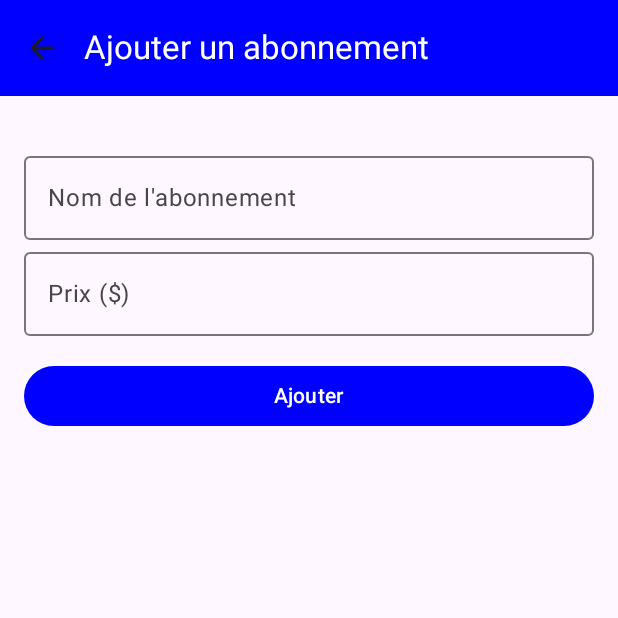
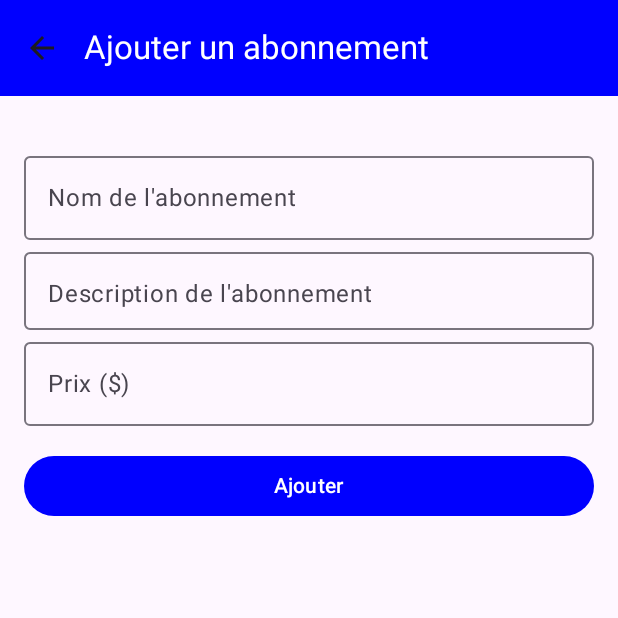
Before and after one commit to GaelNsabua/GYM-MANAGEMENT-APP, an Android app built with Jetpack Compose: the AddSubscriptionScreen screen opened through its navigation route, on a phone screen of 412 x 824 dp, the top half of it. Run offline under Robolectric (Android 15) with nearby library versions, the phone set to English and light mode, and no system bars; our stand-ins replace Room's generated code.

Commit message:
Updates 06/03 === Modification model

```diff
--- a/app/src/main/java/com/example/gym_management_app/data/database/AppDatabase.kt
+++ b/app/src/main/java/com/example/gym_management_app/data/database/AppDatabase.kt
@@ -8,7 +8,7 @@ import com.example.gym_management_app.data.models.Member
 import com.example.gym_management_app.data.models.Payment
 import com.example.gym_management_app.data.models.Subscription
 
-@Database(entities = [Member::class, Subscription::class, Payment::class], version = 3)
+@Database(entities = [Member::class, Subscription::class, Payment::class], version = 4)
 abstract class AppDatabase : RoomDatabase() {
     abstract fun memberDao(): MemberDao
     abstract fun subscriptionDao(): SubscriptionDao
--- a/app/src/main/java/com/example/gym_management_app/data/database/MemberDao.kt
+++ b/app/src/main/java/com/example/gym_management_app/data/database/MemberDao.kt
@@ -34,6 +34,10 @@ interface MemberDao {
     @Query("SELECT * FROM members WHERE subscriptionId = :subscriptionId LIMIT 1")
     suspend fun getMemberBySubscriptionId(subscriptionId: Int): Member?
 
+    //Retourne tous les membres inactifs
+    @Query("SELECT COUNT(*) FROM members WHERE endDate <= :currentTime")
+    suspend fun getInactiveMembersCount(currentTime: Long = System.currentTimeMillis()): Int
+
     // Rechercher un abonnement par son ID
     @Query("SELECT * FROM members WHERE id = :id")
     suspend fun getMemberById(id: Int): Member?
@@ -42,9 +46,11 @@ interface MemberDao {
     @Update
     suspend fun updateMember(member: Member)
 
+    //Retourne le nombre des membres inscrits
     @Query("SELECT COUNT(*) FROM members")
     suspend fun getTotalMembersCount(): Int
 
+    //Retourne le nombre des membres actifs
     @Query("SELECT COUNT(*) FROM members WHERE isActive = 1")
     suspend fun getActiveMembersCount(): Int
 }
--- a/app/src/main/java/com/example/gym_management_app/data/database/SubscriptionDao.kt
+++ b/app/src/main/java/com/example/gym_management_app/data/database/SubscriptionDao.kt
@@ -26,17 +26,15 @@ interface SubscriptionDao {
     suspend fun delete(subscription: Subscription)
 
     // Récupère tous les abonnements
-    @Query("SELECT * FROM subscriptions ORDER BY endDate DESC")
+    @Query("SELECT * FROM subscriptions ORDER BY price DESC")
     fun getAllSubscriptions(): Flow<List<Subscription>>
 
     // Rechercher un abonnement par son ID
     @Query("SELECT * FROM subscriptions WHERE id = :id")
     suspend fun getSubscriptionById(id: Int): Subscription?
 
-    //Mettre à jour la date de fin de l'abonnement
+    //Mettre à jour un abonnement
     @Update
     suspend fun updateSubscription(subscription: Subscription)
 
-    @Query("SELECT COUNT(*) FROM subscriptions WHERE endDate <= :currentTime")
-    suspend fun getExpiredSubscriptionsCount(currentTime: Long = System.currentTimeMillis()): Int
 }
--- a/app/src/main/java/com/example/gym_management_app/data/models/Member.kt
+++ b/app/src/main/java/com/example/gym_management_app/data/models/Member.kt
@@ -12,13 +12,16 @@ import androidx.room.PrimaryKey
 //La classe Member représente un membre de la salle de sport.
 @Entity(
     tableName = "members",
-    indices = [Index(value = ["subscriptionId"], unique = true)]
+    indices = [Index(value = ["code"], unique = true)]
 )
 data class Member(
     @PrimaryKey(autoGenerate = true) val id: Int = 0,
     val name: String,
+    val code: String,
     val contact: String,
     val subscriptionId: Int, // Référence à l’abonnement (unique)
+    val startDate: Long, // Date de début en millisecondes
+    val endDate: Long, // Date de fin en millisecondes
     val registrationDate: Long,
     val isActive: Boolean = true
 )
--- a/app/src/main/java/com/example/gym_management_app/data/models/Subscription.kt
+++ b/app/src/main/java/com/example/gym_management_app/data/models/Subscription.kt
@@ -13,7 +13,6 @@ import androidx.room.PrimaryKey
 data class Subscription(
     @PrimaryKey(autoGenerate = true) val id: Int = 0,
     val type: String, // Ex : "Mensuel", "Annuel"
-    val startDate: Long, // Date de début en millisecondes
-    val endDate: Long, // Date de fin en millisecondes
+    val description: String,
     val price: Double //Le prix de l'abonnement
 )
--- a/app/src/main/java/com/example/gym_management_app/data/repository/MemberRepository.kt
+++ b/app/src/main/java/com/example/gym_management_app/data/repository/MemberRepository.kt
@@ -34,6 +34,9 @@ class MemberRepository(private val memberDao: MemberDao) {
         return memberDao.getMemberById(id)
     }
 
+    suspend fun getInactiveMembersCount(): Int =
+        memberDao.getInactiveMembersCount()
+
     // Fonction pour vérifier l'unicité de subscriptionId
     suspend fun getMemberBySubscriptionId(subscriptionId: Int): Member? {
         return memberDao.getMemberBySubscriptionId(subscriptionId)
--- a/app/src/main/java/com/example/gym_management_app/data/repository/SubscriptionRepository.kt
+++ b/app/src/main/java/com/example/gym_management_app/data/repository/SubscriptionRepository.kt
@@ -25,9 +25,6 @@ class SubscriptionRepository(private val subscriptionDao: SubscriptionDao) {
         return subscriptionDao.getSubscriptionById(id)
     }
 
-    suspend fun getExpiredSubscriptionsCount(): Int =
-        subscriptionDao.getExpiredSubscriptionsCount()
-
     //Met à jour la date de fin d'un abonnement
     suspend fun updateSubscription(subscription: Subscription) {
         subscriptionDao.updateSubscription(subscription)
--- a/app/src/main/java/com/example/gym_management_app/ui/screens/AddSubscriptionScreen.kt
+++ b/app/src/main/java/com/example/gym_management_app/ui/screens/AddSubscriptionScreen.kt
@@ -48,6 +48,7 @@ fun AddSubscriptionScreen(
 
     // Mutable states for user inputs
     var name by remember { mutableStateOf("") }
+    var description by remember { mutableStateOf("") }
     var price by remember { mutableStateOf("") }
     var errorMessage by remember { mutableStateOf<String?>(null) }
 
@@ -87,6 +88,16 @@ fun AddSubscriptionScreen(
                     modifier = Modifier.fillMaxWidth()
                 )
 
+                OutlinedTextField(
+                    value = description,
+                    onValueChange = { description = it },
+                    label = { Text("Description de l'abonnement") },
+                    singleLine = false,
+                    modifier = Modifier
+                            .fillMaxWidth()
+                            .height(60.dp)
+                )
+
                 // Input field for subscription price
                 OutlinedTextField(
                     value = price,
@@ -105,22 +116,25 @@ fun AddSubscriptionScreen(
                 Button(
                     onClick = {
                         val priceValue = price.toIntOrNull()
-                        val startMillis = System.currentTimeMillis() // Date actuelle
-                        val endMillis = startMillis + (7L * 24L * 60L * 60L * 1000L) // +30 jours
-
                         // Validation checks
                         if (name.isBlank()) {
                             errorMessage = "Le nom de l'abonnement ne peut pas être vide."
                         } else if (priceValue == null || priceValue <= 0) {
                             errorMessage = "Le prix doit être un nombre positif."
+                        } else if (description.isBlank()) {
+                        errorMessage = "La description de l'abonnement ne peut pas être vide."
                         } else {
                             // Create and add a new subscription
                             val subscription = Subscription(
                                 type = name,
+                                description = description,
                                 price = priceValue.toDouble(),
-                                startDate = startMillis,
-                                endDate = endMillis
                             )
+                            //Reinitialisation des champs
+                            name = ""
+                            description = ""
+                            price = ""
+                            //Insertion du nouvel abonnnement
                             subscriptionViewModel.addSubscription(subscription)
 
                             // Show confirmation message
--- a/app/src/main/java/com/example/gym_management_app/ui/screens/HomeScreen.kt
+++ b/app/src/main/java/com/example/gym_management_app/ui/screens/HomeScreen.kt
@@ -41,7 +41,7 @@ fun HomeScreen(
     // Observer les statistiques depuis les ViewModels en temps réel
     val totalMembers by memberViewModel.totalMembers.collectAsState()
     val activeMembersCount by memberViewModel.activeMembers.collectAsState()
-    val expiredSubscriptionsCount by subscriptionViewModel.expiredSubscriptions.collectAsState()
+    val inactiveMembersCount by memberViewModel.inactiveMembers.collectAsState()
     val monthlyRevenue by paymentViewModel.monthlyRevenue.collectAsState()
 
     // Calculer la moyenne d'adhésion en divisant le revenu mensuel par le nombre de membres actifs (si > 0)
@@ -83,7 +83,7 @@ fun HomeScreen(
                 )
                 Spacer(modifier = Modifier.width(8.dp))
                 StatisticCard(
-                    title = "Membres Actifs",
+                    title = "Abonnements Actifs",
                     value = activeMembersCount.toString(),
                     icon = R.drawable.people,
                     modifier = Modifier.weight(1f)
@@ -95,8 +95,8 @@ fun HomeScreen(
                 horizontalArrangement = Arrangement.SpaceBetween
             ) {
                 StatisticCard(
-                    title = "Abonnements Expirés",
-                    value = expiredSubscriptionsCount.toString(),
+                    title = "Membres inactifs",
+                    value = inactiveMembersCount.toString(),
                     icon = R.drawable.warning,
                     modifier = Modifier.weight(1f)
                 )
--- a/app/src/main/java/com/example/gym_management_app/viewmodel/MemberViewModel.kt
+++ b/app/src/main/java/com/example/gym_management_app/viewmodel/MemberViewModel.kt
@@ -33,6 +33,9 @@ class MemberViewModel(private val repository: MemberRepository) : ViewModel() {
     private val _activeMembers = MutableStateFlow(0)
     val activeMembers: StateFlow<Int> = _activeMembers
 
+    private val _inactiveMembers = MutableStateFlow(0)
+    val inactiveMembers: StateFlow<Int> = _inactiveMembers
+
     init {
         loadMembers()
         loadMemberStatistics()
@@ -50,6 +53,7 @@ class MemberViewModel(private val repository: MemberRepository) : ViewModel() {
         viewModelScope.launch {
             _totalMembers.value = repository.getTotalMembersCount()
             _activeMembers.value = repository.getActiveMembersCount()
+            _inactiveMembers.value = repository.getInactiveMembersCount()
         }
     }
 
--- a/app/src/main/java/com/example/gym_management_app/viewmodel/SubscriptionViewModel.kt
+++ b/app/src/main/java/com/example/gym_management_app/viewmodel/SubscriptionViewModel.kt
@@ -24,13 +24,9 @@ class SubscriptionViewModel(private val repository: SubscriptionRepository) : Vi
     // Liste des abonnements
     private val _subscriptions = MutableStateFlow<List<Subscription>>(emptyList())
     val subscriptions: StateFlow<List<Subscription>> = _subscriptions
-    // Statistique : nombre d'abonnements expirés
-    private val _expiredSubscriptions = MutableStateFlow(0)
-    val expiredSubscriptions: StateFlow<Int> = _expiredSubscriptions
 
     init {
         loadSubscriptions()
-        loadExpiredSubscriptions()
     }
 
     // Charge tous les abonnements
@@ -42,17 +38,10 @@ class SubscriptionViewModel(private val repository: SubscriptionRepository) : Vi
         }
     }
 
-    private fun loadExpiredSubscriptions() {
-        viewModelScope.launch {
-            _expiredSubscriptions.value = repository.getExpiredSubscriptionsCount()
-        }
-    }
-
     // Ajoute un abonnement
     fun addSubscription(subscription: Subscription) {
         viewModelScope.launch {
             repository.insertSubscription(subscription)
-            loadExpiredSubscriptions()
         }
     }
 
@@ -60,13 +49,7 @@ class SubscriptionViewModel(private val repository: SubscriptionRepository) : Vi
     fun deleteSubscription(subscription: Subscription) {
         viewModelScope.launch {
             repository.deleteSubscription(subscription)
-            loadExpiredSubscriptions()
         }
-    }
-
-    // Vérifie si un abonnement est expiré
-    fun isSubscriptionExpired(subscription: Subscription): Boolean {
-        return System.currentTimeMillis() > subscription.endDate
     }
 
     // Fonction suspendue qui renvoie directement l'abonnement ou null
```
Also changed, not shown: app/src/main/java/com/example/gym_management_app/ui/screens/AddMemberScreen.kt (+28 -11 lines), app/src/main/java/com/example/gym_management_app/ui/screens/MemberDetailScreen.kt (+14 -10 lines), app/src/main/java/com/example/gym_management_app/ui/screens/MemberListScreen.kt (+29 -16 lines), app/src/main/java/com/example/gym_management_app/ui/screens/ReportScreen.kt (+13 -4 lines), app/src/main/java/com/example/gym_management_app/ui/screens/SubscriptionListScreen.kt (+6 -22 lines), app/src/main/java/com/example/gym_management_app/viewmodel/PaymentViewModel.kt (+17 -17 lines).
